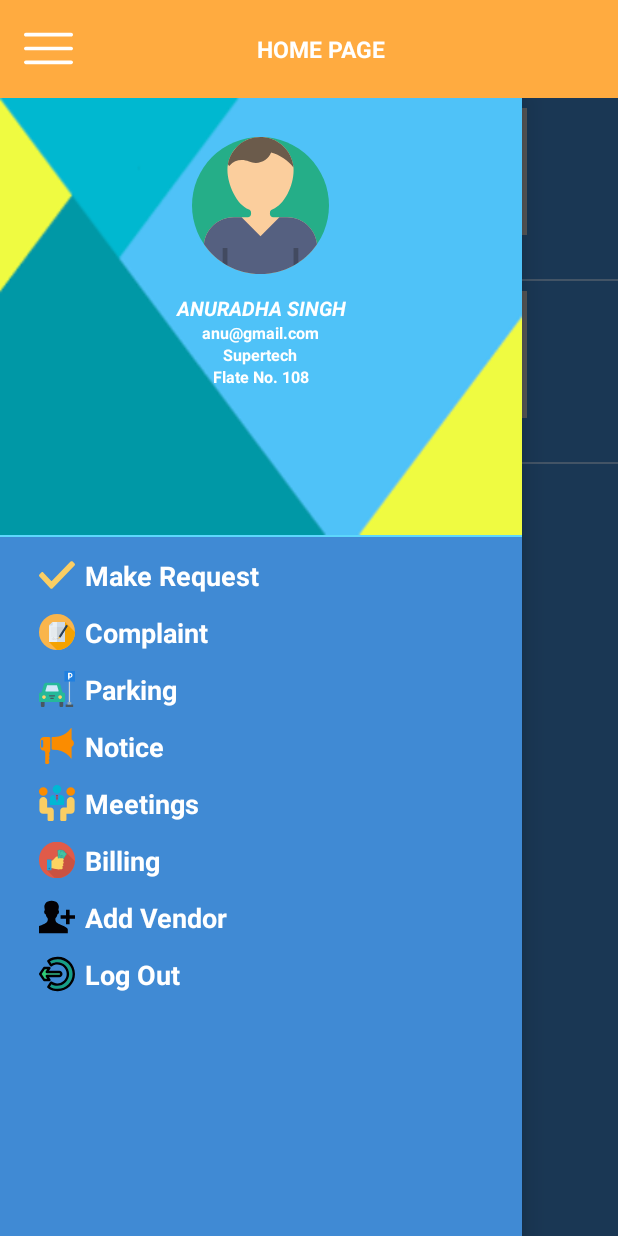
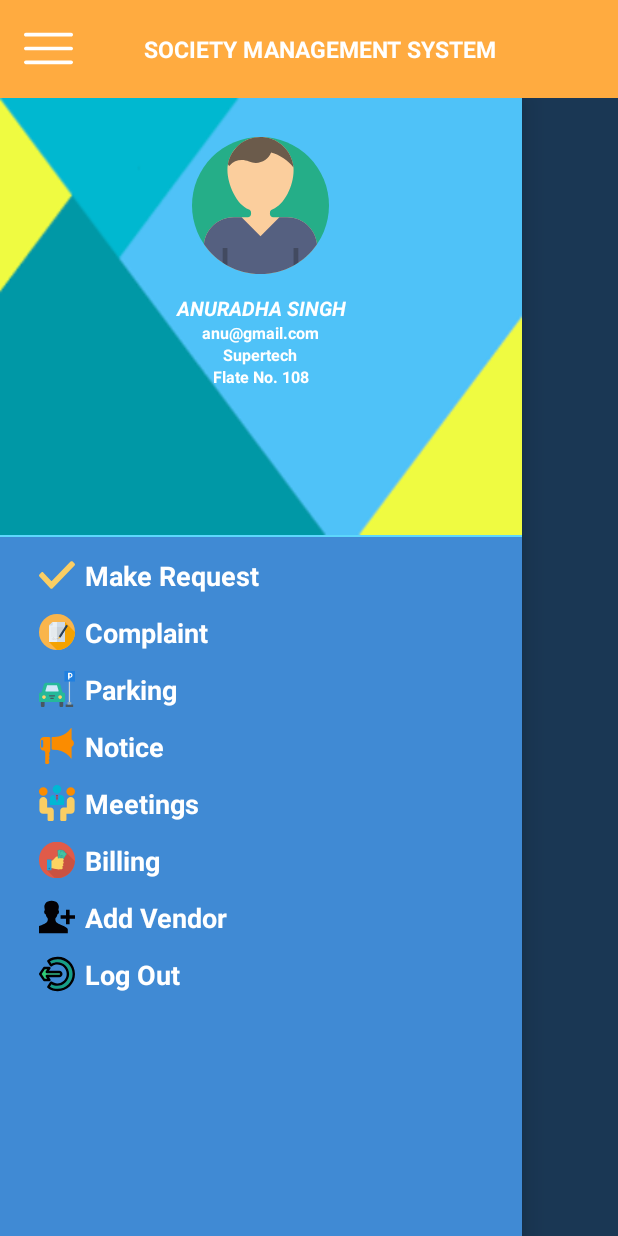
Before and after one commit to vijay040/SocietyMaintainance, an Android app: the FragmentHome screen opened directly, with no data from a screen before it, with the side drawer open, on a phone screen of 412 x 824 dp. Run offline under Robolectric (Android 15) with nearby library versions, the phone set to English and light mode, and no system bars; our stand-ins replace Picasso, sdp/ssp sizes; pictures from the network do not load.

Commit message:
updated by anuradha

```diff
--- a/app/build.gradle
+++ b/app/build.gradle
@@ -24,11 +24,11 @@ dependencies {
     implementation 'com.android.support.constraint:constraint-layout:1.1.2'
     implementation 'com.intuit.sdp:sdp-android:1.0.5'
     implementation 'com.android.support:design:26.1.0'
+    implementation 'com.squareup.picasso:picasso:+'
     compile 'com.android.support:appcompat-v7:26.1.0'
     compile 'com.android.support:design:26.0.1'
     compile 'com.rengwuxian.materialedittext:library:2.1.4'
     compile 'com.android.support:recyclerview-v7:26.1.0'
-    testImplementation 'junit:junit:4.12'
     androidTestImplementation 'com.android.support.test:runner:1.0.2'
     androidTestImplementation 'com.android.support.test.espresso:espresso-core:3.0.2'
 }
--- a/app/src/main/java/com/mmcs/societymaintainance/adaptor/HomeRecyclerAdaptor.java
+++ b/app/src/main/java/com/mmcs/societymaintainance/adaptor/HomeRecyclerAdaptor.java
@@ -1,13 +1,18 @@
 package com.mmcs.societymaintainance.adaptor;
 
 import android.content.Context;
+import android.net.Uri;
 import android.support.v7.widget.RecyclerView;
+import android.util.Log;
 import android.view.LayoutInflater;
 import android.view.View;
 import android.view.ViewGroup;
+import android.widget.ImageView;
+import android.widget.TextView;
 
 import com.mmcs.societymaintainance.R;
 import com.mmcs.societymaintainance.model.HomeItemModel;
+import com.squareup.picasso.Picasso;
 
 import java.util.ArrayList;
 
@@ -17,6 +22,8 @@ public class HomeRecyclerAdaptor  extends RecyclerView.Adapter<HomeRecyclerAdapt
     ArrayList<HomeItemModel> list;
     Context context;
     private LayoutInflater mInflater;
+    ImageView imgUserProfile;
+    TextView txtTitle;
     public HomeRecyclerAdaptor(Context context, ArrayList<HomeItemModel> list)
     {
         this.list=list;
@@ -27,12 +34,18 @@ public class HomeRecyclerAdaptor  extends RecyclerView.Adapter<HomeRecyclerAdapt
     @Override
     public ViewHolder onCreateViewHolder(ViewGroup parent, int viewType) {
         View view = mInflater.inflate(R.layout.item_home_inf, parent, false);
+         imgUserProfile=view.findViewById(R.id.imgUserProfile);
+        txtTitle=view.findViewById(R.id.txt_title);
+
         return new ViewHolder(view);
     }
 
     @Override
     public void onBindViewHolder(ViewHolder holder, int position) {
-
+        txtTitle.setText(list.get(position).getTitle()+"");
+        Uri uri = Uri.parse("android.resource://com.mmcs.societymaintainance/drawable/"+list.get(position).getImage());
+        Log.e("***********",uri.getPath());
+        Picasso.get().load(uri).into(imgUserProfile);
     }
 
     @Override
--- a/app/src/main/java/com/mmcs/societymaintainance/fragment/FragmentHome.java
+++ b/app/src/main/java/com/mmcs/societymaintainance/fragment/FragmentHome.java
@@ -41,11 +41,11 @@ public class FragmentHome extends android.support.v4.app.Fragment{
         rvHome=view.findViewById(R.id.rvItems);
         rvHome.setLayoutManager(new GridLayoutManager(getActivity(), 2));
         ArrayList<HomeItemModel> list=new ArrayList<>();
-        list.add(new HomeItemModel());
-        list.add(new HomeItemModel());
-        list.add(new HomeItemModel());
-        list.add(new HomeItemModel());
-        list.add(new HomeItemModel());
+        HomeItemModel item=  new HomeItemModel();
+        item.setImage("ic_userprofile");
+        item.setTitle("Profile");
+        list.add(item);
+
         HomeRecyclerAdaptor adaptor=new HomeRecyclerAdaptor(getActivity(),list);
         rvHome.setAdapter(adaptor);
 
--- a/app/src/main/java/com/mmcs/societymaintainance/model/HomeItemModel.java
+++ b/app/src/main/java/com/mmcs/societymaintainance/model/HomeItemModel.java
@@ -1,4 +1,24 @@
 package com.mmcs.societymaintainance.model;
 
 public class HomeItemModel {
+    private String Image;
+    private String title;
+
+    public String getImage() {
+        return Image;
+    }
+
+    public void setImage(String image) {
+        Image = image;
+    }
+
+    public String getTitle() {
+        return title;
+    }
+
+    public void setTitle(String title) {
+        this.title = title;
+    }
+
+
 }
--- a/app/src/main/res/layout/item_home_inf.xml
+++ b/app/src/main/res/layout/item_home_inf.xml
@@ -14,10 +14,9 @@
             android:layout_width="@dimen/_80sdp"
             android:layout_height="@dimen/_70sdp"
             android:layout_centerHorizontal="true"
-            android:paddingTop="@dimen/_5sdp"
-            android:src="@drawable/ic_userprofile" />
+            android:paddingTop="@dimen/_5sdp" />
         <TextView
-            android:id="@+id/txtUserProfile"
+            android:id="@+id/txt_title"
             android:layout_width="wrap_content"
             android:layout_height="wrap_content"
             android:layout_below="@id/imgUserProfile"
@@ -28,7 +27,7 @@
         <View
             android:layout_width="match_parent"
             android:layout_height="@dimen/_1sdp"
-            android:layout_below="@+id/txtUserProfile"
+            android:layout_below="@+id/txt_title"
             android:layout_marginTop="@dimen/_5sdp"
             android:background="#A9D3FF" />
     </RelativeLayout>
--- a/app/src/main/res/values/strings.xml
+++ b/app/src/main/res/values/strings.xml
@@ -36,7 +36,7 @@
     <string name="mobile_no">Mobile No.</string>
     <string name="to_meet">To Meet</string>
     <string name="purpose">Purpose</string>
-    <string name="home_page">HOME PAGE</string>
+    <string name="home_page">SOCIETY MANAGEMENT SYSTEM</string>
     <string name="person_name">Person Name</string>
     <string name="adhar_no">Adhar Card No.</string>
     <string name="occupation">Occupation</string>
```
